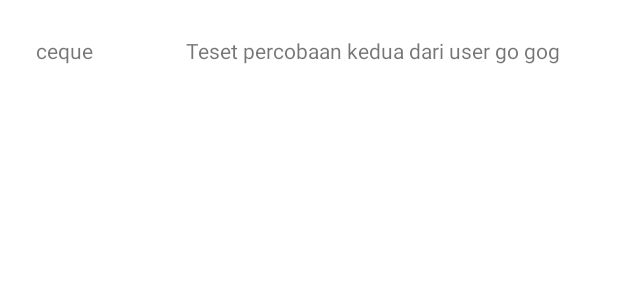
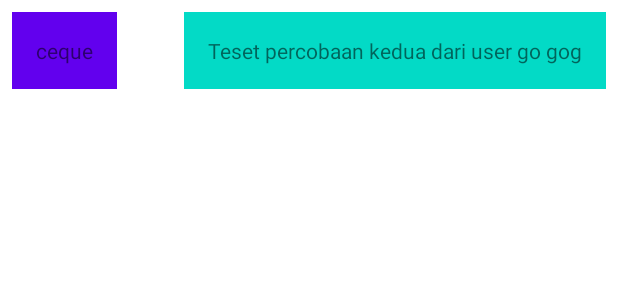
Before and after one commit to B21-CAP0302-Jasoyah-Doandeh-Team/EnkrateiaApp-AndroidFrontEnd, an Android app: the layout message_item.xml on its own in the app's theme, with its tools: preview values and no code run, on a phone screen of 412 x 824 dp. Shown: the top 300 px of the screen. Run offline under Robolectric (Android 15) with nearby library versions, the phone set to English and light mode, and no system bars.

Commit message:
fixing main activity, adding data entity

```diff
--- a/app/src/main/java/ml/jasoyahdoandehgroup/androidteam/enkrateiaapp/data/ChatEntity.kt
+++ b/app/src/main/java/ml/jasoyahdoandehgroup/androidteam/enkrateiaapp/data/Chat.kt
@@ -1,6 +1,8 @@
 package ml.jasoyahdoandehgroup.androidteam.enkrateiaapp.data
 
-data class ChatEntity (
+data class Chat (
     val messageId: String,
+    val userId: User,
+    val audioPath: String,
     val response: String? = null
         )
--- a/app/src/main/res/layout/message_item.xml
+++ b/app/src/main/res/layout/message_item.xml
@@ -11,9 +11,9 @@
         android:layout_width="0dp"
         android:layout_height="wrap_content"
         android:padding="16dp"
+        android:background="@color/design_default_color_primary"
         app:layout_constraintStart_toStartOf="parent"
         app:layout_constraintTop_toTopOf="parent"
-        app:layout_constraintEnd_toEndOf="parent"
         android:layout_marginEnd="100dp"
         tools:text="ceque"/>
 
@@ -22,9 +22,9 @@
         android:layout_width="0dp"
         android:layout_height="wrap_content"
         android:padding="16dp"
+        android:background="@color/design_default_color_secondary"
         app:layout_constraintEnd_toEndOf="parent"
         app:layout_constraintTop_toTopOf="parent"
-        app:layout_constraintStart_toStartOf="parent"
         android:layout_marginStart="100dp"
         tools:text="Teset percobaan kedua dari user go gog" />
 
```
Also changed, not shown: app/src/main/java/ml/jasoyahdoandehgroup/androidteam/enkrateiaapp/data/User.kt (added, +7 -0 lines), app/src/main/java/ml/jasoyahdoandehgroup/androidteam/enkrateiaapp/ui/MainActivity.kt (+0 -7 lines), app/src/main/java/ml/jasoyahdoandehgroup/androidteam/enkrateiaapp/ui/chat/ChatAdapter.kt (added, +28 -0 lines).
